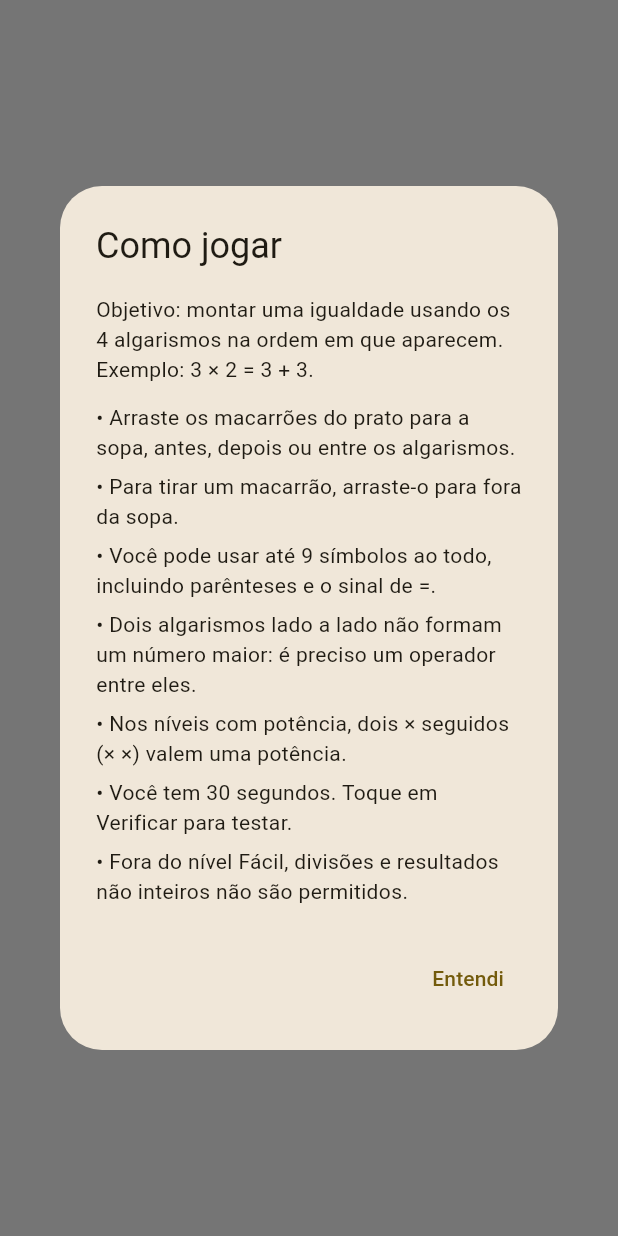
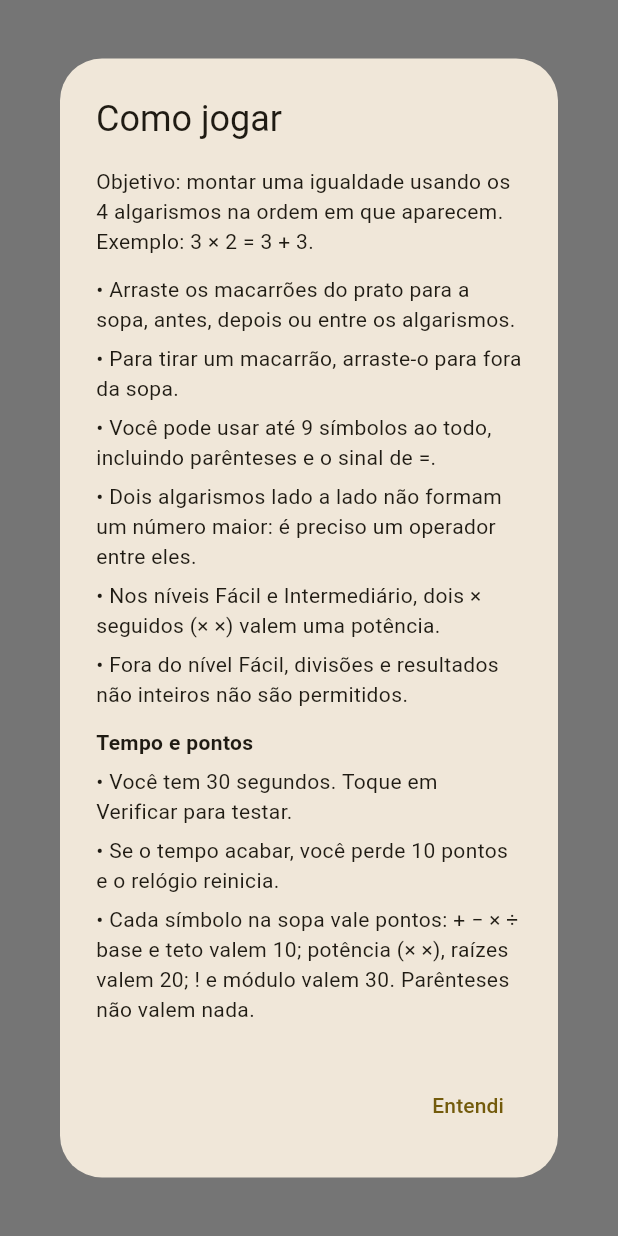
Before and after one commit to thiago-toyota/Mobile-T01, a Flutter app: what showHelpDialog() shows on an empty page, opened directly, on a phone screen of 412 x 824 dp. Run offline on Flutter 3.47's test engine with Material 3 defaults, Android fonts, the phone set to English and light mode, and no system bars; our stand-ins replace audioplayers, curved_navigation_bar, flutter_riverpod, go_router, google_fonts; missing offline and left inert: flutter_math_fork.

Commit message:
Corrigido bugs

```diff
--- a/trabalho01/lib/help_dialog.dart
+++ b/trabalho01/lib/help_dialog.dart
@@ -25,13 +25,24 @@ Future<void> showHelpDialog(BuildContext context) {
             Text('• Dois algarismos lado a lado não formam um número maior: '
                 'é preciso um operador entre eles.'),
             SizedBox(height: 6),
-            Text('• Nos níveis com potência, dois × seguidos (× ×) '
+            Text('• Nos níveis Fácil e Intermediário, dois × seguidos (× ×) '
                 'valem uma potência.'),
+            SizedBox(height: 6),
+            Text('• Fora do nível Fácil, divisões e resultados não inteiros '
+                'não são permitidos.'),
+            SizedBox(height: 12),
+            Text('Tempo e pontos',
+                style: TextStyle(fontWeight: FontWeight.bold)),
             SizedBox(height: 6),
             Text('• Você tem 30 segundos. Toque em Verificar para testar.'),
             SizedBox(height: 6),
-            Text('• Fora do nível Fácil, divisões e resultados não inteiros '
-                'não são permitidos.'),
+            Text('• Se o tempo acabar, você perde 10 pontos e o relógio '
+                'reinicia.'),
+            SizedBox(height: 6),
+            Text('• Cada símbolo na sopa vale pontos: + − × ÷ base e teto '
+                'valem 10; potência (× ×), raízes valem 20; ! e módulo '
+                'valem 30. Parênteses não valem nada.'),
+            SizedBox(height: 6),
           ],
         ),
       ),
```
Also changed, not shown: trabalho01/lib/level.dart (+9 -8 lines).
